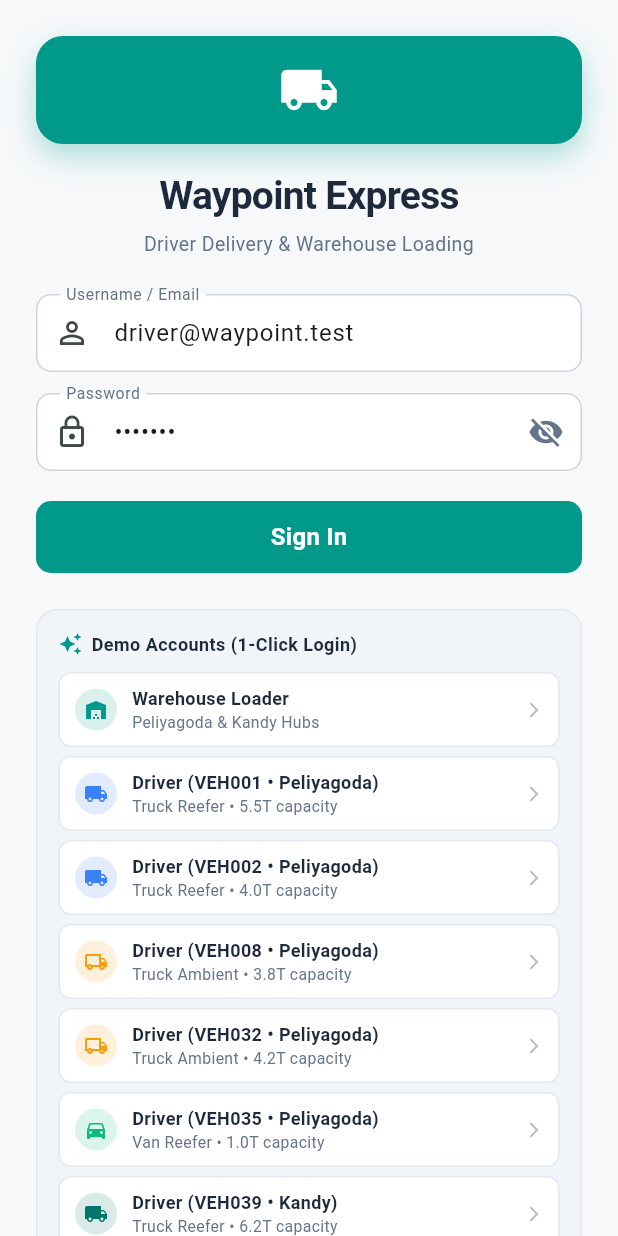
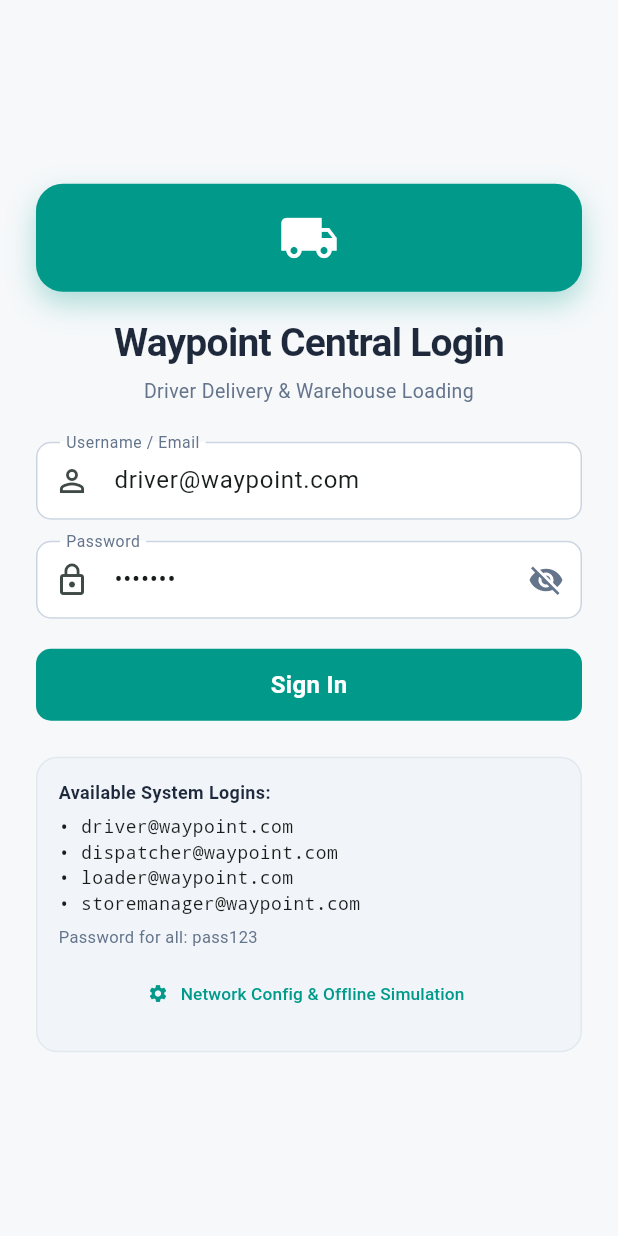
Before and after one commit to HIMESH-BCS0006/Byte_Buzters_Waypoint, a Flutter app: the screen it shows after launch, on a phone screen of 412 x 824 dp. Run offline on Flutter 3.47's test engine with Material 3 defaults, Android fonts, the phone set to English and light mode, and no system bars; our stand-ins replace connectivity_plus, dio, drift, drift_flutter, flutter_riverpod, flutter_secure_storage and 3 more; missing offline and left inert: dart:js, mobile_scanner; accounts and stored records are empty; generated files the repository leaves out were written again.

Commit message:
feat: implement single centralized login portal with dynamic role routing across all apps

```diff
--- a/Frontend/waypoint_express/waypoint_express/lib/core/config/app_config.dart
+++ b/Frontend/waypoint_express/waypoint_express/lib/core/config/app_config.dart
@@ -19,8 +19,8 @@ class AppConfig {
   static String activeBaseUrl = defaultBaseUrl;
 
   // Dev Accounts
-  static const String devDriverUsername = 'driver@waypoint.test';
-  static const String devLoaderUsername = 'loader@waypoint.test';
+  static const String devDriverUsername = 'driver@waypoint.com';
+  static const String devLoaderUsername = 'loader@waypoint.com';
   static const String devPassword = 'pass123';
 
   // Simulated Offline toggle (debug helper)
--- a/Frontend/waypoint_express/waypoint_express/lib/features/auth/login_screen.dart
+++ b/Frontend/waypoint_express/waypoint_express/lib/features/auth/login_screen.dart
@@ -1,97 +1,14 @@
 import 'package:flutter/material.dart';
+import 'package:flutter/foundation.dart';
 import 'package:flutter_riverpod/flutter_riverpod.dart';
 import 'package:go_router/go_router.dart';
+import 'dart:js' as js;
 import '../../core/auth/auth_controller.dart';
 import '../../core/config/app_config.dart';
 import '../../core/offline/connectivity_service.dart';
+import '../../core/models/enums.dart';
 import '../../shared/theme/app_theme.dart';
 import '../../shared/widgets/mobile_scaffold.dart';
-
-class DemoProfile {
-  final String label;
-  final String subtitle;
-  final String username;
-  final String password;
-  final IconData icon;
-  final Color color;
-  final String role;
-
-  const DemoProfile({
-    required this.label,
-    required this.subtitle,
-    required this.username,
-    required this.password,
-    required this.icon,
-    required this.color,
-    required this.role,
-  });
-}
-
-const List<DemoProfile> kDemoProfiles = [
-  DemoProfile(
-    label: 'Warehouse Loader',
-    subtitle: 'Peliyagoda & Kandy Hubs',
-    username: 'loader@waypoint.test',
-    password: 'pass123',
-    icon: Icons.warehouse,
-    color: AppTheme.primaryTeal,
-    role: 'Loader',
-  ),
-  DemoProfile(
-    label: 'Driver (VEH001 • Peliyagoda)',
-    subtitle: 'Truck Reefer • 5.5T capacity',
-    username: 'driver@waypoint.test',
-    password: 'pass123',
-    icon: Icons.local_shipping,
-    color: AppTheme.infoBlue,
-    role: 'Driver',
-  ),
-  DemoProfile(
-    label: 'Driver (VEH002 • Peliyagoda)',
-    subtitle: 'Truck Reefer • 4.0T capacity',
-    username: 'driver_VEH002@waypoint.test',
-    password: 'pass123',
-    icon: Icons.local_shipping,
-    color: AppTheme.infoBlue,
-    role: 'Driver',
-  ),
-  DemoProfile(
-    label: 'Driver (VEH008 • Peliyagoda)',
-    subtitle: 'Truck Ambient • 3.8T capacity',
-    username: 'driver_VEH008@waypoint.test',
-    password: 'pass123',
-    icon: Icons.local_shipping_outlined,
-    color: AppTheme.warningAmber,
-    role: 'Driver',
-  ),
-  DemoProfile(
-    label: 'Driver (VEH032 • Peliyagoda)',
-    subtitle: 'Truck Ambient • 4.2T capacity',
-    username: 'driver_VEH032@waypoint.test',
-    password: 'pass123',
-    icon: Icons.local_shipping_outlined,
-    color: AppTheme.warningAmber,
-    role: 'Driver',
-  ),
-  DemoProfile(
-    label: 'Driver (VEH035 • Peliyagoda)',
-    subtitle: 'Van Reefer • 1.0T capacity',
-    username: 'driver_VEH035@waypoint.test',
-    password: 'pass123',
-    icon: Icons.directions_car,
-    color: AppTheme.successGreen,
-    role: 'Driver',
-  ),
-  DemoProfile(
-    label: 'Driver (VEH039 • Kandy)',
-    subtitle: 'Truck Reefer • 6.2T capacity',
-    username: 'driver_VEH039@waypoint.test',
-    password: 'pass123',
-    icon: Icons.local_shipping,
-    color: AppTheme.primaryDark,
-    role: 'Driver',
-  ),
-];
 
 class LoginScreen extends ConsumerStatefulWidget {
   const LoginScreen({super.key});
@@ -113,17 +30,6 @@ class _LoginScreenState extends ConsumerState<LoginScreen> {
     super.dispose();
   }
 
-  void _selectProfile(DemoProfile profile, {bool autoLogin = false}) {
-    setState(() {
-      _usernameController.text = profile.username;
-      _passwordController.text = profile.password;
-    });
-
-    if (autoLogin) {
-      _handleLogin();
-    }
-  }
-
   Future<void> _handleLogin() async {
     if (!_formKey.currentState!.validate()) return;
 
@@ -134,10 +40,23 @@ class _LoginScreenState extends ConsumerState<LoginScreen> {
 
     if (success && mounted) {
       final auth = ref.read(authControllerProvider);
-      if (auth.isDriver) {
+      final role = auth.user?.role;
+      final token = auth.token ?? '';
+
+      if (role == Role.driver) {
         context.go('/driver');
-      } else if (auth.isLoader) {
+      } else if (role == Role.loader) {
         context.go('/loader');
+      } else if (role == Role.dispatcher) {
+        if (kIsWeb) {
+          final host = Uri.base.host;
+          js.context.callMethod('redirectRolePortal', ['http://$host:3000/?token=$token']);
+        }
+      } else if (role == Role.storeManager) {
+        if (kIsWeb) {
+          final host = Uri.base.host;
+          js.context.callMethod('redirectRolePortal', ['http://$host:3001/?token=$token']);
+        }
       }
     }
   }
@@ -239,7 +158,7 @@ class _LoginScreenState extends ConsumerState<LoginScreen> {
                   ),
                   const SizedBox(height: 16),
                   const Text(
-                    'Waypoint Express',
+                    'Waypoint Central Login',
                     textAlign: TextAlign.center,
                     style: TextStyle(
                       fontSize: 26,
@@ -296,7 +215,7 @@ class _LoginScreenState extends ConsumerState<LoginScreen> {
                     keyboardType: TextInputType.emailAddress,
                     decoration: const InputDecoration(
                       labelText: 'Username / Email',
-                      hintText: 'e.g. driver@waypoint.test',
+                      hintText: 'e.g. driver@waypoint.com',
                       prefixIcon: Icon(Icons.person_outline),
                     ),
                     validator: (value) {
@@ -353,7 +272,7 @@ class _LoginScreenState extends ConsumerState<LoginScreen> {
                   ),
                   const SizedBox(height: 24),
 
-                  // Demo Accounts Quick Selection Grid
+                  // Credentials reference container
                   Container(
                     padding: const EdgeInsets.all(14),
                     decoration: BoxDecoration(
@@ -362,83 +281,35 @@ class _LoginScreenState extends ConsumerState<LoginScreen> {
                       border: Border.all(color: const Color(0xFFE2E8F0)),
                     ),
                     child: Column(
-                      crossAxisAlignment: CrossAxisAlignment.stretch,
+                      crossAxisAlignment: CrossAxisAlignment.start,
                       children: [
-                        const Row(
-                          children: [
-                            Icon(Icons.auto_awesome, size: 16, color: AppTheme.primaryTeal),
-                            SizedBox(width: 6),
-                            Text(
-                              'Demo Accounts (1-Click Login)',
+                        const Text(
+                          'Available System Logins:',
                           style: TextStyle(
                             fontSize: 12,
                             fontWeight: FontWeight.bold,
                             color: AppTheme.textPrimary,
-                                letterSpacing: 0.3,
                           ),
                         ),
-                          ],
+                        const SizedBox(height: 6),
+                        const Text('• driver@waypoint.com', style: TextStyle(fontSize: 12, fontFamily: 'monospace')),
+                        const Text('• dispatcher@waypoint.com', style: TextStyle(fontSize: 12, fontFamily: 'monospace')),
+                        const Text('• loader@waypoint.com', style: TextStyle(fontSize: 12, fontFamily: 'monospace')),
+                        const Text('• storemanager@waypoint.com', style: TextStyle(fontSize: 12, fontFamily: 'monospace')),
+                        const SizedBox(height: 6),
+                        const Text(
+                          'Password for all: pass123',
+                          style: TextStyle(fontSize: 11, color: AppTheme.textSecondary),
                         ),
-                        const SizedBox(height: 10),
-                        ...kDemoProfiles.map((p) => Padding(
-                          padding: const EdgeInsets.only(bottom: 6),
-                          child: InkWell(
-                            onTap: authState.isLoading ? null : () => _selectProfile(p, autoLogin: true),
-                            borderRadius: BorderRadius.circular(8),
-                            child: Container(
-                              padding: const EdgeInsets.symmetric(horizontal: 10, vertical: 8),
-                              decoration: BoxDecoration(
-                                color: Colors.white,
-                                borderRadius: BorderRadius.circular(8),
-                                border: Border.all(color: const Color(0xFFE2E8F0)),
-                              ),
-                              child: Row(
-                                children: [
-                                  CircleAvatar(
-                                    radius: 14,
-                                    backgroundColor: p.color.withValues(alpha: 0.15),
-                                    child: Icon(p.icon, size: 16, color: p.color),
-                                  ),
-                                  const SizedBox(width: 10),
-                                  Expanded(
-                                    child: Column(
-                                      crossAxisAlignment: CrossAxisAlignment.start,
-                                      children: [
-                                        Text(
-                                          p.label,
-                                          style: const TextStyle(
-                                            fontSize: 12,
-                                            fontWeight: FontWeight.w700,
-                                            color: AppTheme.textPrimary,
-                                          ),
-                                        ),
-                                        Text(
-                                          p.subtitle,
-                                          style: const TextStyle(
-                                            fontSize: 10.5,
-                                            color: AppTheme.textSecondary,
-                                          ),
-                                        ),
-                                      ],
-                                    ),
-                                  ),
-                                  Icon(
-                                    Icons.arrow_forward_ios,
-                                    size: 12,
-                                    color: Colors.grey.shade400,
-                                  ),
-                                ],
-                              ),
-                            ),
-                          ),
-                        )),
-                        const SizedBox(height: 4),
-                        TextButton.icon(
+                        const SizedBox(height: 6),
+                        Center(
+                          child: TextButton.icon(
                             onPressed: _showServerConfigDialog,
                             icon: const Icon(Icons.settings, size: 14),
                             label: const Text(
                               'Network Config & Offline Simulation',
                               style: TextStyle(fontSize: 11.5),
+                            ),
                           ),
                         ),
                       ],
```
Also changed, not shown: Frontend/waypoint_express/waypoint_express/lib/core/auth/auth_controller.dart (+7 -20 lines), 8 other files. Lines whose indentation alone changed are shown as unchanged.
